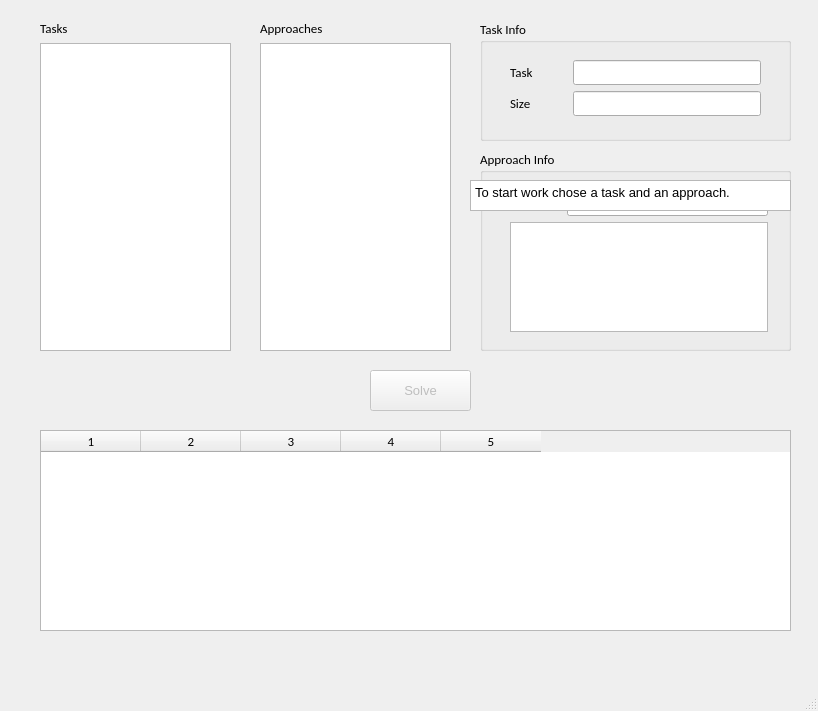
First picture: the form in task-approach/mainwindow.ui, repository tinrael/exam-winter, before the edit.
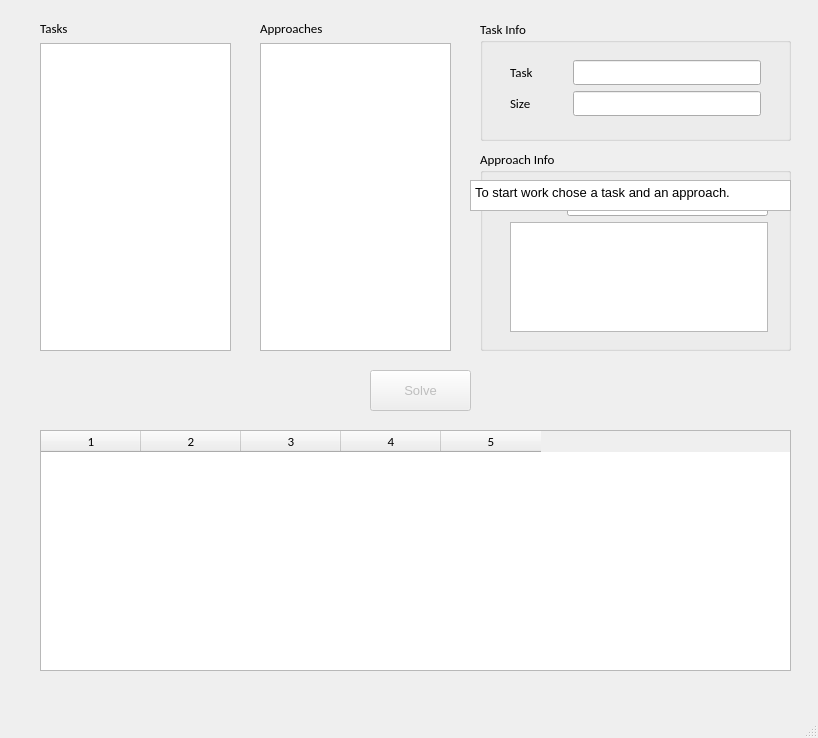
Second picture: the form after the edit.

Commit message: Set the main window minimum size

Patch:
```diff
--- a/task-approach/mainwindow.ui
+++ b/task-approach/mainwindow.ui
@@ -7,20 +7,32 @@
     <x>0</x>
     <y>0</y>
     <width>818</width>
-    <height>711</height>
+    <height>738</height>
    </rect>
   </property>
+  <property name="minimumSize">
+   <size>
+    <width>818</width>
+    <height>738</height>
+   </size>
+  </property>
   <property name="windowTitle">
    <string>Solution</string>
   </property>
   <widget class="QWidget" name="centralwidget">
+   <property name="minimumSize">
+    <size>
+     <width>0</width>
+     <height>0</height>
+    </size>
+   </property>
    <widget class="QTableWidget" name="tblResults">
     <property name="geometry">
      <rect>
       <x>40</x>
       <y>430</y>
       <width>751</width>
-      <height>201</height>
+      <height>241</height>
      </rect>
     </property>
     <property name="font">
```
